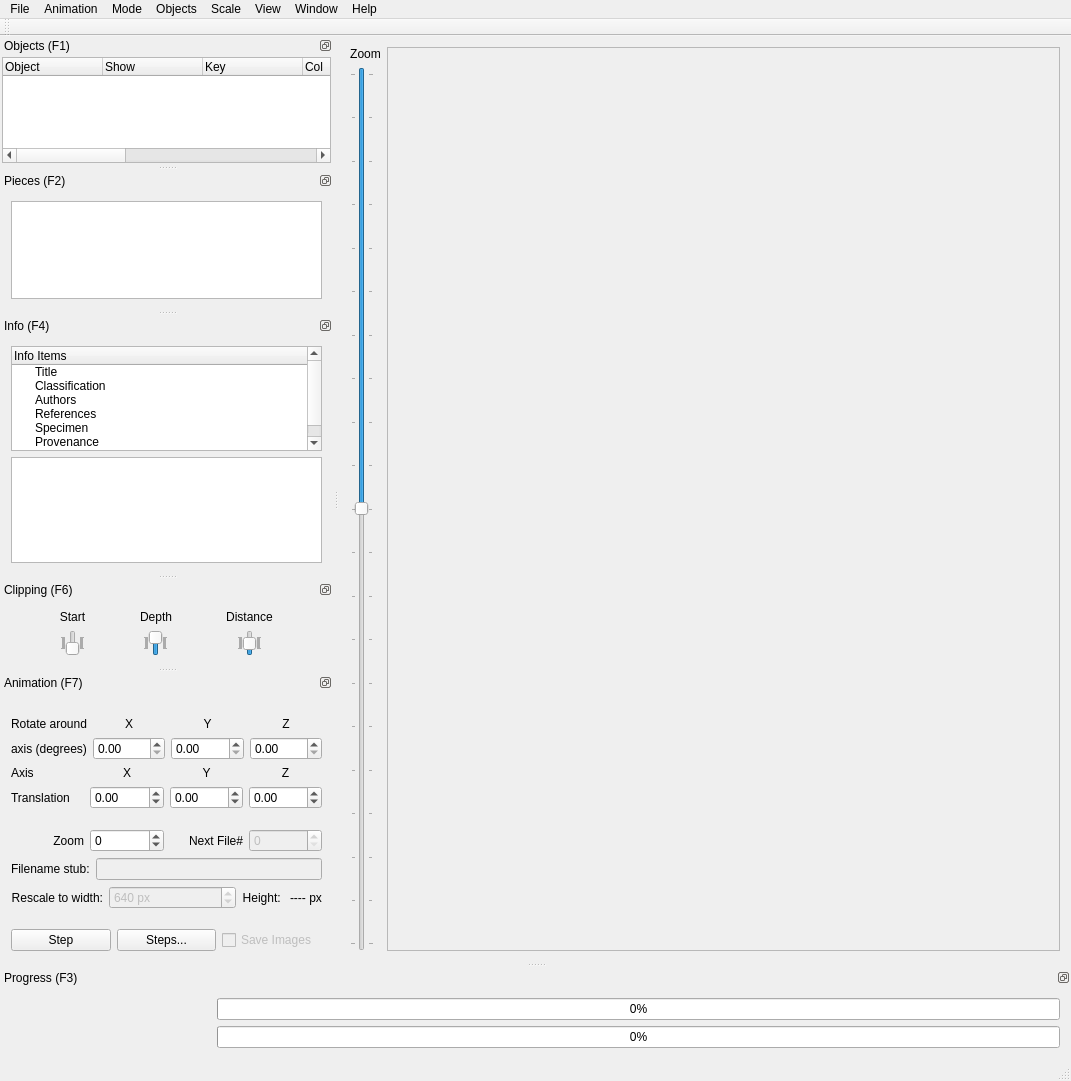
This is SPIERSview/ui/mainwindow.ui in palaeoware/SPIERS as Qt 5 draws it before an edit. The edited form follows.
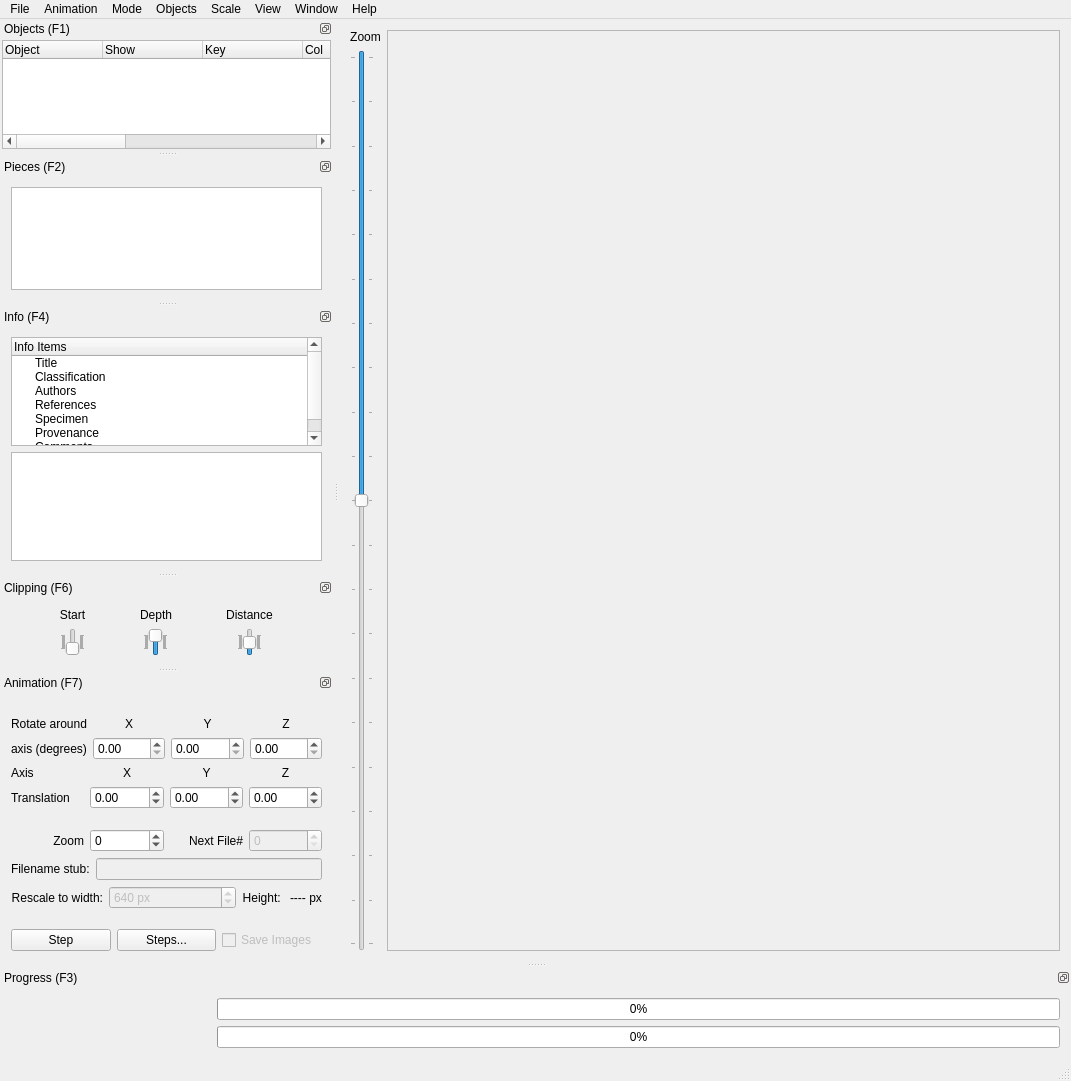
This is the edited form.

Commit message:
Moved main darkstyle resource files to the SPIERScommon directory
This reduces the number of duplicate files in use - including the palaeoware logo, lisence images, etc... so changing them for all SPIERS programs in one go will now be much easier.

At the same tiem I've moved the .h/.cpp files of SPIERScommon into their own ./src folder.

```diff
--- a/SPIERSview/ui/mainwindow.ui
+++ b/SPIERSview/ui/mainwindow.ui
@@ -338,14 +338,6 @@
    <addaction name="menuWindow"/>
    <addaction name="menuHelp"/>
   </widget>
-  <widget class="QToolBar" name="mainToolBar">
-   <attribute name="toolBarArea">
-    <enum>TopToolBarArea</enum>
-   </attribute>
-   <attribute name="toolBarBreak">
-    <bool>false</bool>
-   </attribute>
-  </widget>
   <widget class="QStatusBar" name="statusBar"/>
   <widget class="QDockWidget" name="dockWidget">
    <property name="features">
```
Left out of the diff: 2 changed lines with no effect on the pictures. The commit also changes 180 other files.
